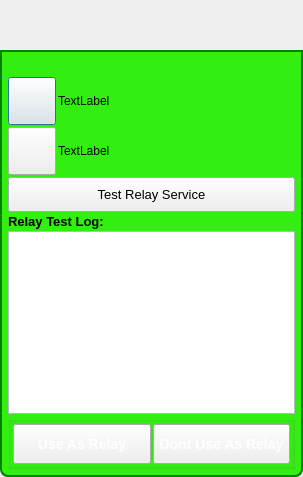
First picture: the form in GoTvApps/GoTvCommon/Forms/ActivityToFriendRequestRelay.ui, repository brettrjones/gotvptop, before the edit.
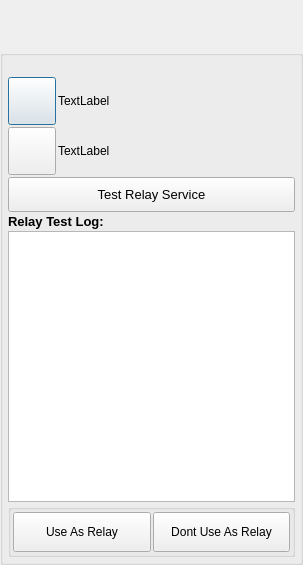
Second picture: the form after the edit. Icons and pictures are not drawn. Custom widgets are drawn as their Qt base class.

Patch:
```diff
--- a/GoTvApps/GoTvCommon/Forms/ActivityToFriendRequestRelay.ui
+++ b/GoTvApps/GoTvCommon/Forms/ActivityToFriendRequestRelay.ui
@@ -7,77 +7,12 @@
     <x>0</x>
     <y>0</y>
     <width>303</width>
-    <height>477</height>
+    <height>565</height>
    </rect>
   </property>
   <property name="windowTitle">
    <string>Offer Session</string>
   </property>
-  <property name="styleSheet">
-   <string notr="true">QDialog#ToFriendRequestProxyDialog
-{   
-color: transparent;
-background-color: transparent;
-border: 1px solid transparent;
-border-radius: 8px; 
-}
-
-#StyledDlgTitleBox
-{   
-color: black;
-background-color: rgb(50,238,17);
-border: 2px solid green;
-border-top-left-radius: 8px; 
-border-top-right-radius: 8px;
-}
-
-#StyledDlgTitleLabel
-{   
-color: black;
-}
-
-#StyledDlgItemsBox
-{   
-background-color: rgb(50,238,17);
-border: 2px solid green;
-border-top-color: green; 
-border-bottom-left-radius: 8px; 
-border-bottom-right-radius: 8px;
-}
-QPushButton#CancelButton
-{
-color: white;
-font: bold 14px;
-border-width: 10;
-border-image: url(:/MyP2PWeb/Resources/button_green_normal.png) 10;
-padding: -10;
-}
-QPushButton#CancelButton:pressed
-{
-border-width: 10;
-border-image: url(:/MyP2PWeb/Resources/button_green_pressed.png) 10;
-padding: -10;
-}
-QPushButton#AcceptButton
-{
-color: white;
-font: bold 14px;
-border-width: 10;
-border-image: url(:/MyP2PWeb/Resources/button_green_normal.png) 10;
-padding: -10;
-}
-QPushButton#AcceptButton:pressed
-{
-border-width: 10;
-border-image: url(:/MyP2PWeb/Resources/button_green_pressed.png) 10;
-padding: -10;
-}
-QLabel#PermissionLabel
-{
-font: bold 14px;
-}
-</string>
-  </property>
   <layout class="QVBoxLayout" name="verticalLayout">
    <property name="spacing">
     <number>0</number>
@@ -334,6 +269,12 @@
    <header>TitleBarWidget.h</header>
    <container>1</container>
   </customwidget>
+  <customwidget>
+   <class>BottomBarWidget</class>
+   <extends>QWidget</extends>
+   <header location="global">BottomBarWidget.h</header>
+   <container>1</container>
+  </customwidget>
   <customwidget>
    <class>VxPushButton</class>
    <extends>QPushButton</extends>
```
Left out of the diff: 21 changed lines with no effect on the pictures.
